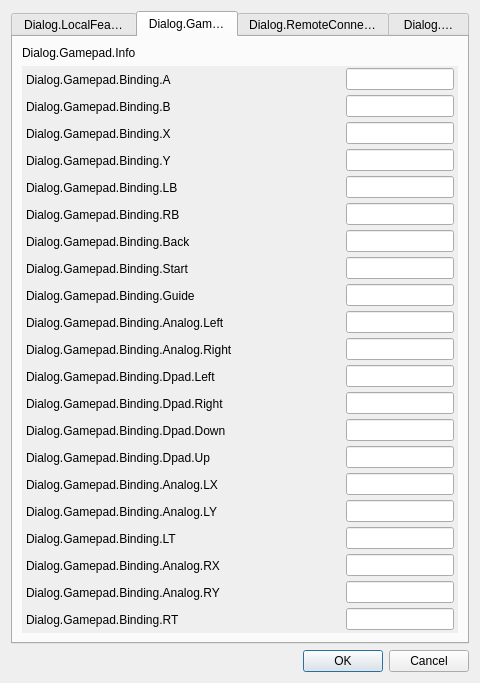
This is io-obs/gui/io_settings_dialog.ui in univrsal/input-overlay as Qt 5 draws it before an edit. The edited form follows.
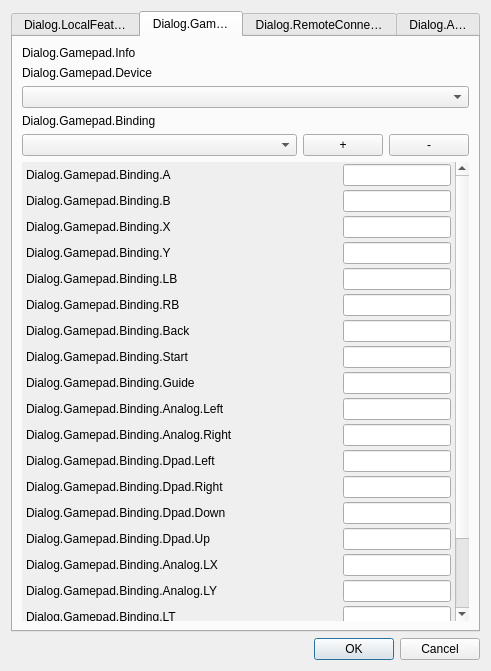
This is the edited form. The open tabs and pages were chosen to show the change.

Commit message: reformat more work on gamepad binds

Diff of the .ui file:
```diff
--- a/io-obs/gui/io_settings_dialog.ui
+++ b/io-obs/gui/io_settings_dialog.ui
@@ -6,8 +6,8 @@
    <rect>
     <x>0</x>
     <y>0</y>
-    <width>480</width>
-    <height>683</height>
+    <width>491</width>
+    <height>671</height>
    </rect>
   </property>
   <property name="sizePolicy">
@@ -225,6 +225,75 @@
          </property>
         </widget>
        </item>
+       <item>
+        <widget class="QLabel" name="label">
+         <property name="text">
+          <string>Dialog.Gamepad.Device</string>
+         </property>
+        </widget>
+       </item>
+       <item>
+        <widget class="QComboBox" name="comboBox"/>
+       </item>
+       <item>
+        <widget class="QLabel" name="label_2">
+         <property name="text">
+          <string>Dialog.Gamepad.Binding</string>
+         </property>
+        </widget>
+       </item>
+       <item>
+        <layout class="QHBoxLayout" name="horizontalLayout_24">
+         <item>
+          <widget class="QComboBox" name="comboBox_2">
+           <property name="sizePolicy">
+            <sizepolicy hsizetype="Expanding" vsizetype="Fixed">
+             <horstretch>0</horstretch>
+             <verstretch>0</verstretch>
+            </sizepolicy>
+           </property>
+          </widget>
+         </item>
+         <item>
+          <widget class="QPushButton" name="btn_remove_bind">
+           <property name="sizePolicy">
+            <sizepolicy hsizetype="Minimum" vsizetype="Minimum">
+             <horstretch>0</horstretch>
+             <verstretch>0</verstretch>
+            </sizepolicy>
+           </property>
+           <property name="minimumSize">
+            <size>
+             <width>15</width>
+             <height>15</height>
+            </size>
+           </property>
+           <property name="text">
+            <string>+</string>
+           </property>
+          </widget>
+         </item>
+         <item>
+          <widget class="QPushButton" name="btn_add_bind">
+           <property name="sizePolicy">
+            <sizepolicy hsizetype="Minimum" vsizetype="Fixed">
+             <horstretch>0</horstretch>
+             <verstretch>0</verstretch>
+            </sizepolicy>
+           </property>
+           <property name="minimumSize">
+            <size>
+             <width>15</width>
+             <height>15</height>
+            </size>
+           </property>
+           <property name="text">
+            <string>-</string>
+           </property>
+          </widget>
+         </item>
+        </layout>
+       </item>
        <item>
         <widget class="QScrollArea" name="scrollArea">
          <property name="frameShape">
@@ -238,8 +307,8 @@
            <rect>
             <x>0</x>
             <y>0</y>
-            <width>426</width>
-            <height>630</height>
+            <width>437</width>
+            <height>567</height>
            </rect>
           </property>
           <layout class="QVBoxLayout" name="verticalLayout_5">
```
Left out of the diff: 38 changed lines with no effect on the pictures. The commit also changes 38 other files.
